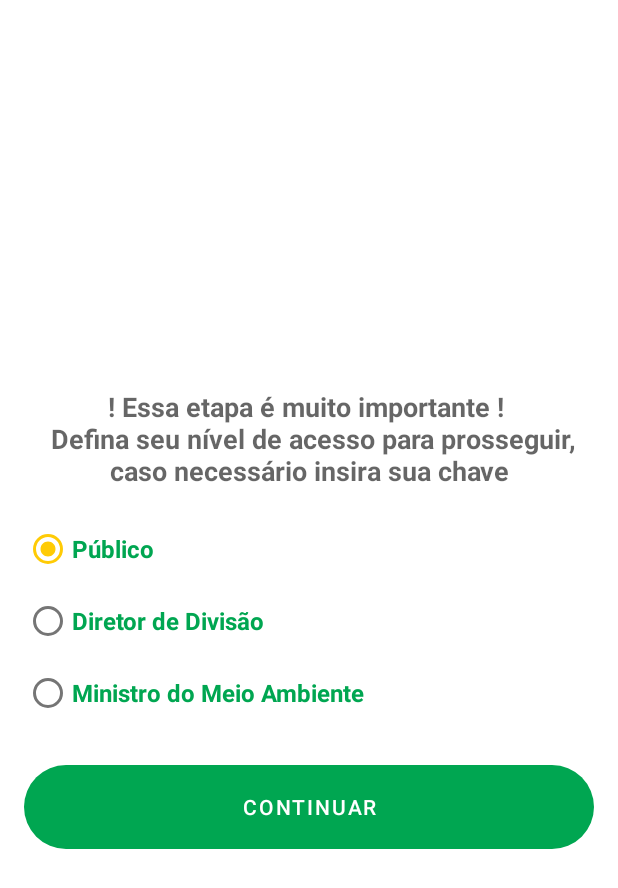
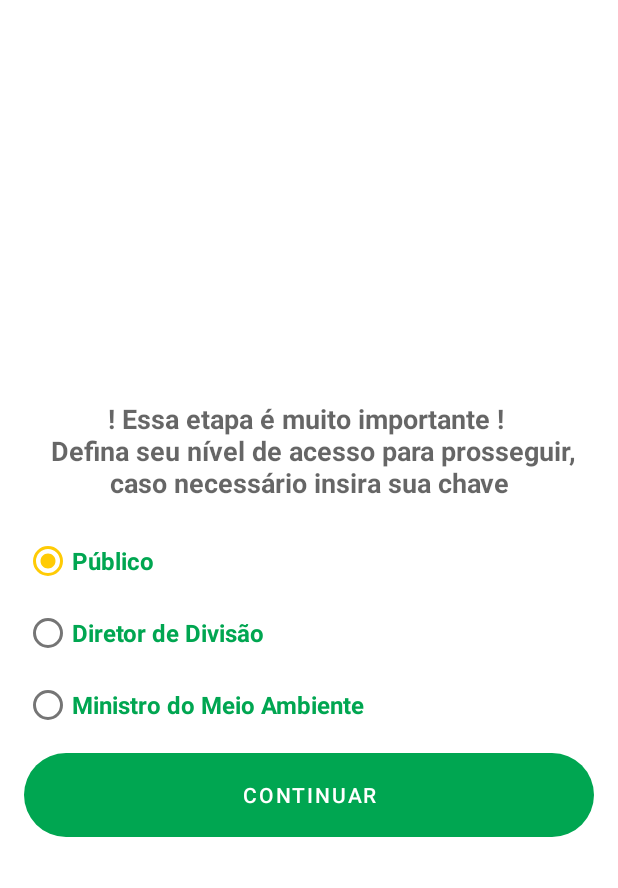
Before and after one commit to CaioVieiraF/APS-2s-2021, an Android app: the SignUpAccessLevelFragment screen opened through its navigation route, on a phone screen of 412 x 824 dp. Shown: the top 888 px of the screen. Run offline under Robolectric (Android 15) with nearby library versions, the phone set to English and light mode, and no system bars; libraries missing offline, so code that uses them is left out: com.blankj.utilcode.

Commit message:
improvements for fragments

```diff
--- a/app/src/main/java/com/aps/biometricauthapp/LoginFragment.java
+++ b/app/src/main/java/com/aps/biometricauthapp/LoginFragment.java
@@ -16,6 +16,7 @@ import androidx.annotation.NonNull;
 import androidx.biometric.BiometricPrompt;
 import androidx.core.content.ContextCompat;
 import androidx.fragment.app.Fragment;
+import androidx.navigation.Navigation;
 
 import com.aps.biometricauthapp.databinding.FragmentLoginBinding;
 import com.blankj.utilcode.util.RegexUtils;
@@ -61,6 +62,7 @@ public class LoginFragment extends Fragment {
                 .setTitle("Ministério do Meio Ambiente")
                 .setSubtitle("Desbloqueie seu app")
                 .setAllowedAuthenticators(BIOMETRIC_STRONG | BIOMETRIC_WEAK | DEVICE_CREDENTIAL)
+                .setConfirmationRequired(true)
                 .build();
         // TODO: 01/11/2021 Verificar como adicionar a validação biometrica automaticamente ao entrar no app
 //        biometricPrompt.authenticate(promptInfo);
@@ -83,6 +85,7 @@ public class LoginFragment extends Fragment {
             }
         });
         binding.loginButton.setOnClickListener(v -> biometricPrompt.authenticate(promptInfo));
+        binding.registerButton.setOnClickListener(v -> Navigation.findNavController(v).navigate(R.id.action_loginFragment_to_signUpBasicInfoFragment));
         return binding.getRoot();
     }
 }
--- a/app/src/main/java/com/aps/biometricauthapp/SignUpAccessLevelFragment.java
+++ b/app/src/main/java/com/aps/biometricauthapp/SignUpAccessLevelFragment.java
@@ -6,6 +6,7 @@ import android.view.View;
 import android.view.ViewGroup;
 
 import androidx.fragment.app.Fragment;
+import androidx.navigation.Navigation;
 
 import com.aps.biometricauthapp.databinding.FragmentSignUpAccessLevelBinding;
 
@@ -17,6 +18,7 @@ public class SignUpAccessLevelFragment extends Fragment {
     public View onCreateView(LayoutInflater inflater, ViewGroup container,
                              Bundle savedInstanceState) {
         binding = FragmentSignUpAccessLevelBinding.inflate(inflater, container, false);
+        binding.continueButton.setOnClickListener(v -> Navigation.findNavController(v).navigate(R.id.action_signUpAccessLevelFragment_to_signUpPasswordFragment));
         return binding.getRoot();
     }
 }
--- a/app/src/main/java/com/aps/biometricauthapp/SignUpAddressFragment.java
+++ b/app/src/main/java/com/aps/biometricauthapp/SignUpAddressFragment.java
@@ -6,6 +6,7 @@ import android.view.View;
 import android.view.ViewGroup;
 
 import androidx.fragment.app.Fragment;
+import androidx.navigation.Navigation;
 
 import com.aps.biometricauthapp.databinding.FragmentSignUpAddressBinding;
 
@@ -20,6 +21,7 @@ public class SignUpAddressFragment extends Fragment {
     public View onCreateView(LayoutInflater inflater, ViewGroup container,
                              Bundle savedInstanceState) {
         binding = FragmentSignUpAddressBinding.inflate(inflater, container, false);
+        binding.continueButton.setOnClickListener(v -> Navigation.findNavController(v).navigate(R.id.action_signUpAddressFragment_to_signUpAccessLevelFragment));
         return binding.getRoot();
     }
 }
--- a/app/src/main/java/com/aps/biometricauthapp/SignUpBasicInfoFragment.java
+++ b/app/src/main/java/com/aps/biometricauthapp/SignUpBasicInfoFragment.java
@@ -6,6 +6,7 @@ import android.view.View;
 import android.view.ViewGroup;
 
 import androidx.fragment.app.Fragment;
+import androidx.navigation.Navigation;
 
 import com.aps.biometricauthapp.databinding.FragmentSignUpBasicInfoBinding;
 
@@ -20,6 +21,7 @@ public class SignUpBasicInfoFragment extends Fragment {
     public View onCreateView(LayoutInflater inflater, ViewGroup container,
                              Bundle savedInstanceState) {
         binding = FragmentSignUpBasicInfoBinding.inflate(inflater, container, false);
+        binding.continueButton.setOnClickListener(v -> Navigation.findNavController(v).navigate(R.id.action_signUpBasicInfoFragment_to_signUpAddressFragment));
         return binding.getRoot();
     }
 }
--- a/app/src/main/res/layout/fragment_login.xml
+++ b/app/src/main/res/layout/fragment_login.xml
@@ -11,7 +11,7 @@
         android:layout_width="0dp"
         android:layout_height="wrap_content"
         android:layout_marginStart="16dp"
-        android:layout_marginTop="16dp"
+        android:layout_marginTop="8dp"
         android:layout_marginEnd="16dp"
         app:boxBackgroundColor="@color/white"
         app:boxBackgroundMode="outline"
--- a/app/src/main/res/layout/fragment_sign_up_access_level.xml
+++ b/app/src/main/res/layout/fragment_sign_up_access_level.xml
@@ -53,7 +53,7 @@
         android:layout_height="wrap_content"
         android:layout_marginStart="16dp"
         android:layout_marginEnd="16dp"
-        android:layout_marginBottom="8dp"
+        android:layout_marginBottom="16dp"
         android:visibility="gone"
         app:boxBackgroundColor="@color/white"
         app:boxBackgroundMode="outline"
@@ -64,7 +64,6 @@
         app:hintEnabled="false"
         app:layout_constraintBottom_toTopOf="@+id/continueButton"
         app:layout_constraintEnd_toEndOf="parent"
-        app:layout_constraintHorizontal_bias="0.5"
         app:layout_constraintStart_toStartOf="parent"
         app:layout_constraintTop_toBottomOf="@+id/radioGroup"
         app:passwordToggleEnabled="true"
@@ -84,14 +83,12 @@
         android:layout_width="0dp"
         android:layout_height="56dp"
         android:layout_marginStart="16dp"
-        android:layout_marginTop="16dp"
         android:layout_marginEnd="16dp"
         android:background="@drawable/button_shape"
         android:text="Continuar"
         android:textColor="@color/white"
         app:layout_constraintBottom_toBottomOf="parent"
         app:layout_constraintEnd_toEndOf="parent"
-        app:layout_constraintHorizontal_bias="0.5"
         app:layout_constraintStart_toStartOf="parent"
         app:layout_constraintTop_toBottomOf="@+id/textInputPasswordLayout" />
 
@@ -108,7 +105,6 @@
         android:textStyle="bold"
         app:layout_constraintBottom_toTopOf="@+id/radioGroup"
         app:layout_constraintEnd_toEndOf="parent"
-        app:layout_constraintHorizontal_bias="0.5"
         app:layout_constraintStart_toStartOf="parent"
         app:layout_constraintTop_toTopOf="parent"
         app:layout_constraintVertical_chainStyle="packed" />
```
